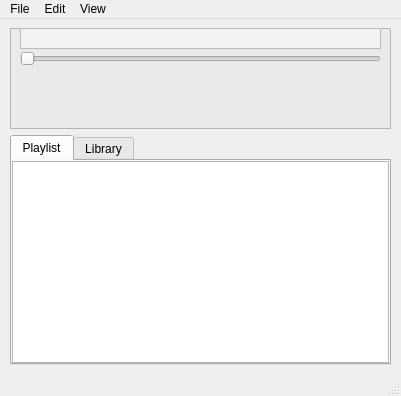
Before: the Qt Designer form ui/wind.ui in dylanarmstrong/musicroxx, drawn with Qt 5.
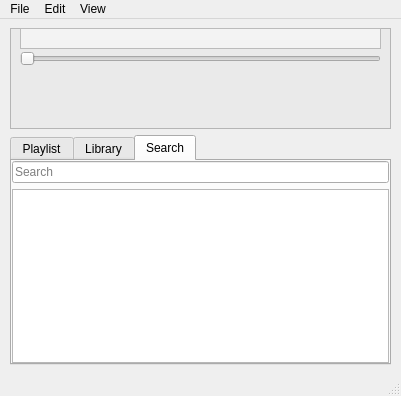
After: the same form once the commit is applied. The open tabs and pages were chosen to show the change. Icons and pictures are not drawn.

Commit message: Added in search features

The edit to the form file:
```diff
--- a/ui/wind.ui
+++ b/ui/wind.ui
@@ -147,6 +147,33 @@
         </item>
        </layout>
       </widget>
+      <widget class="QWidget" name="tabSearch">
+       <attribute name="title">
+        <string>Search</string>
+       </attribute>
+       <layout class="QGridLayout" name="gridLayout_6">
+        <property name="margin">
+         <number>0</number>
+        </property>
+        <item row="1" column="0">
+         <widget class="QListWidget" name="search">
+          <property name="frameShadow">
+           <enum>QFrame::Raised</enum>
+          </property>
+          <property name="alternatingRowColors">
+           <bool>true</bool>
+          </property>
+         </widget>
+        </item>
+        <item row="0" column="0">
+         <widget class="QLineEdit" name="searchEdit">
+          <property name="placeholderText">
+           <string>Search</string>
+          </property>
+         </widget>
+        </item>
+       </layout>
+      </widget>
      </widget>
     </item>
     <item row="1" column="0">
```
Left out of the diff: 12 changed lines with no effect on the pictures. The commit also changes 2 other files.
